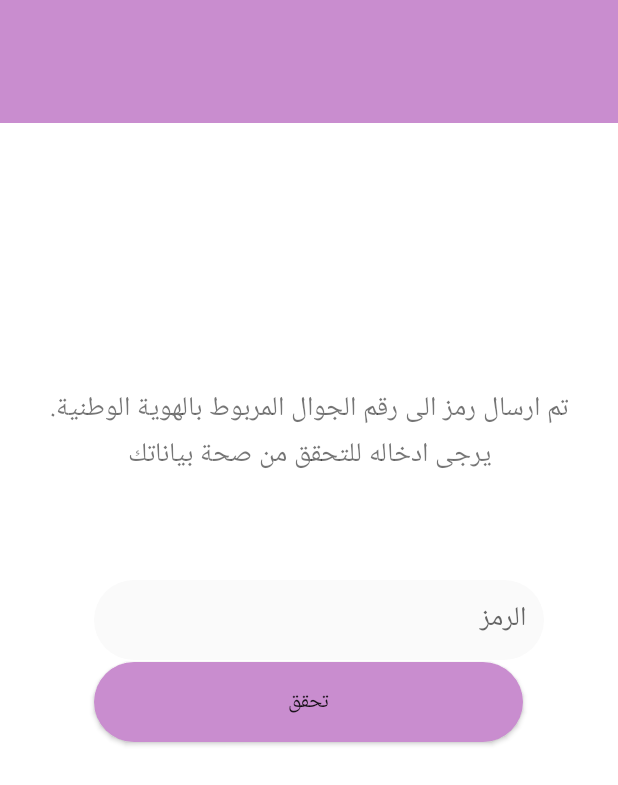
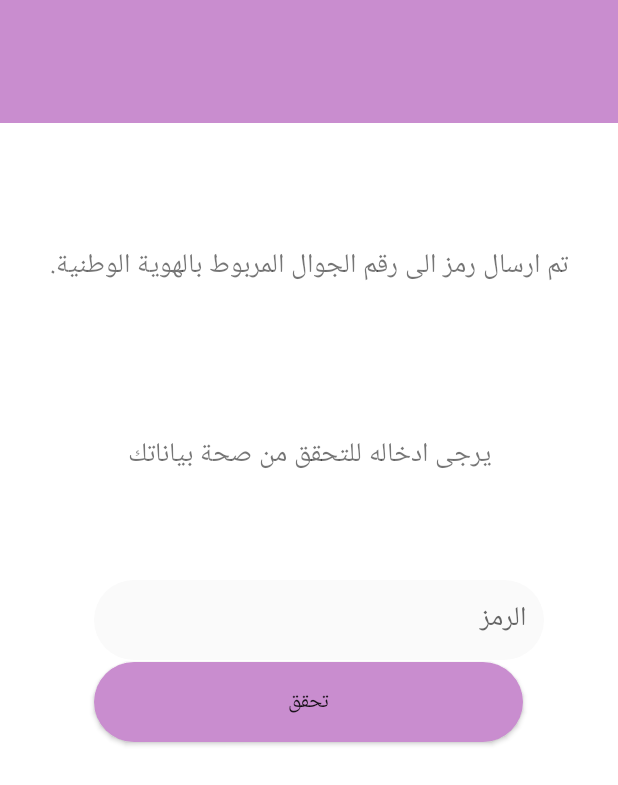
Before and after one commit to noufalmedlej/MyHealthBuddy, an Android app: the layout authentication.xml on its own in the app's theme, with its tools: preview values and no code run, on a phone screen of 412 x 824 dp. Shown: the top 785 px of the screen. Run offline under Robolectric (Android 15) with nearby library versions, the phone set to English and light mode, and no system bars.

Commit message:
patient authentication

```diff
--- a/app/src/main/AndroidManifest.xml
+++ b/app/src/main/AndroidManifest.xml
@@ -19,6 +19,7 @@
         <activity android:name=".ResetPassword" />
         <activity android:name=".ViewRequests" />
         <activity android:name=".ViewAllRecord" />
+        <activity android:name=".Authenticate" />
         <activity android:name=".ViewRecordtoShare" />
         <activity android:name=".Settings" />
         <activity android:name=".EditProfile" />
--- a/app/src/main/java/com/example/myhealthbuddy/Authenticate.java
+++ b/app/src/main/java/com/example/myhealthbuddy/Authenticate.java
@@ -86,7 +86,7 @@ public class Authenticate extends AppCompatActivity{
 
         // signInWithCredential(credential);
     }
-
+//never used
     private void signInWithCredential(PhoneAuthCredential credential) {
         mAuth.signInWithCredential(credential)
                 .addOnCompleteListener(new OnCompleteListener<AuthResult>() {
--- a/app/src/main/res/layout/authentication.xml
+++ b/app/src/main/res/layout/authentication.xml
@@ -22,7 +22,6 @@
         android:id="@+id/code"
         android:layout_width="300dp"
         android:layout_height="53dp"
-        android:layout_marginTop="56dp"
         android:layout_marginBottom="384dp"
         android:background="@drawable/sginin_style"
         android:ems="10"
@@ -32,8 +31,8 @@
         app:layout_constraintEnd_toEndOf="parent"
         app:layout_constraintHorizontal_bias="0.558"
         app:layout_constraintStart_toStartOf="parent"
-        app:layout_constraintTop_toBottomOf="@+id/appBarLayout"
-        app:layout_constraintVertical_bias="0.27" />
+        app:layout_constraintTop_toBottomOf="@+id/viewHiveToolBar"
+        app:layout_constraintVertical_bias="1.0" />
 
     <Button
         android:id="@+id/check"
@@ -72,7 +71,7 @@
         app:layout_constraintBottom_toTopOf="@+id/textView19"
         app:layout_constraintEnd_toEndOf="parent"
         app:layout_constraintStart_toStartOf="parent"
-        app:layout_constraintTop_toBottomOf="@+id/appBarLayout"
+        app:layout_constraintTop_toBottomOf="@+id/viewHiveToolBar"
         app:layout_constraintVertical_bias="0.458" />
 
 
```
